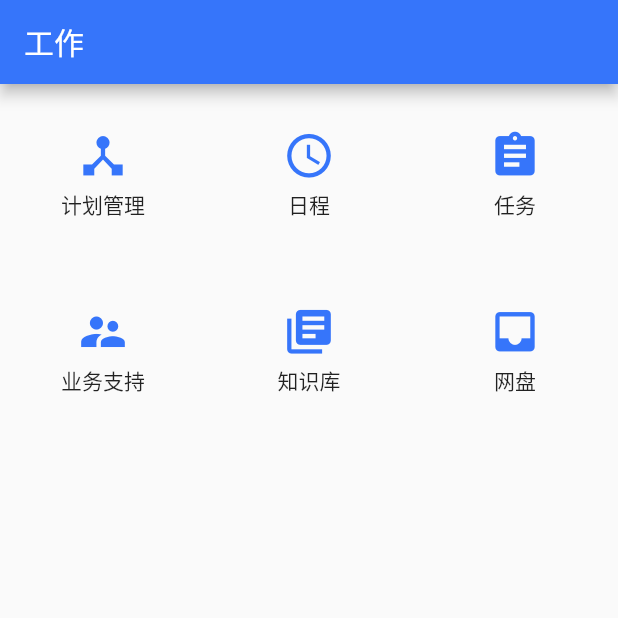
After one commit to Reteyery/dfchat, a Flutter app: the FragmentWorkDart screen opened directly, on a phone screen of 412 x 824 dp, the top half of it. The commit adds this screen. Run offline on Flutter 3.47's test engine with Material 2 defaults, Android fonts, the phone set to English and light mode, and no system bars; our stand-ins replace google_fonts.

Commit message:
Add FragmentWorkDart and other page

```diff
--- a/lib/util/const.dart
+++ b/lib/util/const.dart
@@ -1,5 +1,7 @@
 
 import 'dart:ui';
+
+import 'package:flutter/material.dart';
 
 /// @author 李扬
 /// @title 常量
@@ -7,6 +9,11 @@ class Const{
 
   // Color
   static Color C_GREEN = Color(0xff51C263);
+  static Color C_BLUE = Color(0xff3675FA);
+
   static Color C_MAIN = Color(0xff3675FA);
-
+  static Color C_TEXT_BAR = Color(0xffffffff);
+  //size
+  //图片大小
+  static final double S_IM = 35.0;
 }
--- a/lib/widget/fragmentMine.dart
+++ b/lib/widget/fragmentMine.dart
@@ -1,6 +1,8 @@
 import 'package:dfchat/util/const.dart';
 import 'package:flutter/material.dart';
 
+/// @author 李扬
+/// @title 我的
 class FragmentMineDart extends StatefulWidget{
 
   @override
@@ -16,10 +18,10 @@ class _MineState extends State<FragmentMineDart>{
         automaticallyImplyLeading: false, //隐藏返回按钮
         title: Text("设置",
           style: TextStyle(
-            color: Const.C_MAIN,
+            color: Const.C_TEXT_BAR,
 //            fontWeight: FontWeight.bold,
           ),),
-        backgroundColor: Colors.white,
+        backgroundColor: Const.C_MAIN,
       ),
       body: Container(
         height: MediaQuery
--- /dev/null
+++ b/lib/widget/fragmentWorkDart.dart
@@ -0,0 +1,98 @@
+import 'package:dfchat/util/const.dart';
+import 'package:flutter/material.dart';
+
+/// @author 李扬
+/// @title 工作
+class FragmentWorkDart extends StatelessWidget{
+
+  @override
+  Widget build(BuildContext context) {
+    List<String> titleString;
+    return new Scaffold(
+      appBar: AppBar(
+        automaticallyImplyLeading: false, //隐藏返回按钮
+        title: Text("工作",
+          style: TextStyle(
+            color: Const.C_TEXT_BAR,
+//            fontWeight: FontWeight.bold,
+          ),),
+        backgroundColor: Const.C_MAIN,
+      ),
+      body: new GridView(
+          children: <Widget>[
+            new Container(
+              margin: EdgeInsets.only(top: 30),
+              height: 60,
+//              color: Colors.red,
+              child: new Column(
+                children: <Widget>[
+                  new Icon(Icons.device_hub, size: Const.S_IM, color: Const.C_MAIN),
+                  new Padding(padding: EdgeInsets.only(top: 5)),
+                  new Text("计划管理")
+                ],
+              ),
+            ),
+            new Container(
+              margin: EdgeInsets.only(top: 30),
+              height: 60,
+//              color: Colors.orange,
+              alignment: const Alignment(0, 0),
+              child: new Column(
+                children: <Widget>[
+                  new Icon(Icons.schedule, size: Const.S_IM, color: Const.C_MAIN),
+                  new Padding(padding: EdgeInsets.only(top: 5)),
+                  new Text("日程")
+                ],
+              ),
+            ),
+            new Container(
+              margin: EdgeInsets.only(top: 30),
+              height: 60,
+//              color: Colors.greenAccent,
+              child: new Column(
+                children: <Widget>[
+                  new Icon(Icons.assignment, size: Const.S_IM, color: Const.C_MAIN),
+                  new Padding(padding: EdgeInsets.only(top: 5)),
+                  new Text("任务")
+                ],
+              ),
+            ),
+            new Container(
+              margin: EdgeInsets.only(top: 10),
+              child: new Column(
+                children: <Widget>[
+                  new Icon(Icons.supervisor_account, size: Const.S_IM, color: Const.C_MAIN),
+                  new Padding(padding: EdgeInsets.only(top: 5)),
+                  new Text("业务支持")
+                ],
+              ),
+            ),
+            new Container(
+              margin: EdgeInsets.only(top: 10),
+              child: new Column(
+                children: <Widget>[
+                  new Icon(Icons.library_books, size: Const.S_IM, color: Const.C_MAIN),
+                  new Padding(padding: EdgeInsets.only(top: 5)),
+                  new Text("知识库")
+                ],
+              ),
+            ),
+            new Container(
+              margin: EdgeInsets.only(top: 10),
+              child: new Column(
+                children: <Widget>[
+                  new Icon(Icons.inbox, size: Const.S_IM, color: Const.C_MAIN),
+                  new Padding(padding: EdgeInsets.only(top: 5)),
+                  new Text("网盘")
+                ],
+              ),
+            )
+
+          ],
+          gridDelegate: SliverGridDelegateWithFixedCrossAxisCount(
+              crossAxisCount: 3,
+              childAspectRatio: 1
+          )),
+    );
+  }
+}
```
Also changed, not shown: lib/navi/home.dart (+8 -7 lines), lib/navi/mine.dart (deleted, +0 -167 lines), lib/navi/music.dart (deleted, +0 -251 lines), lib/widget/fragmentContact.dart (added, +32 -0 lines), lib/widget/fragmentMessage.dart (added, +32 -0 lines), lib/widget/fragmentWidget.dart (deleted, +0 -14 lines).
